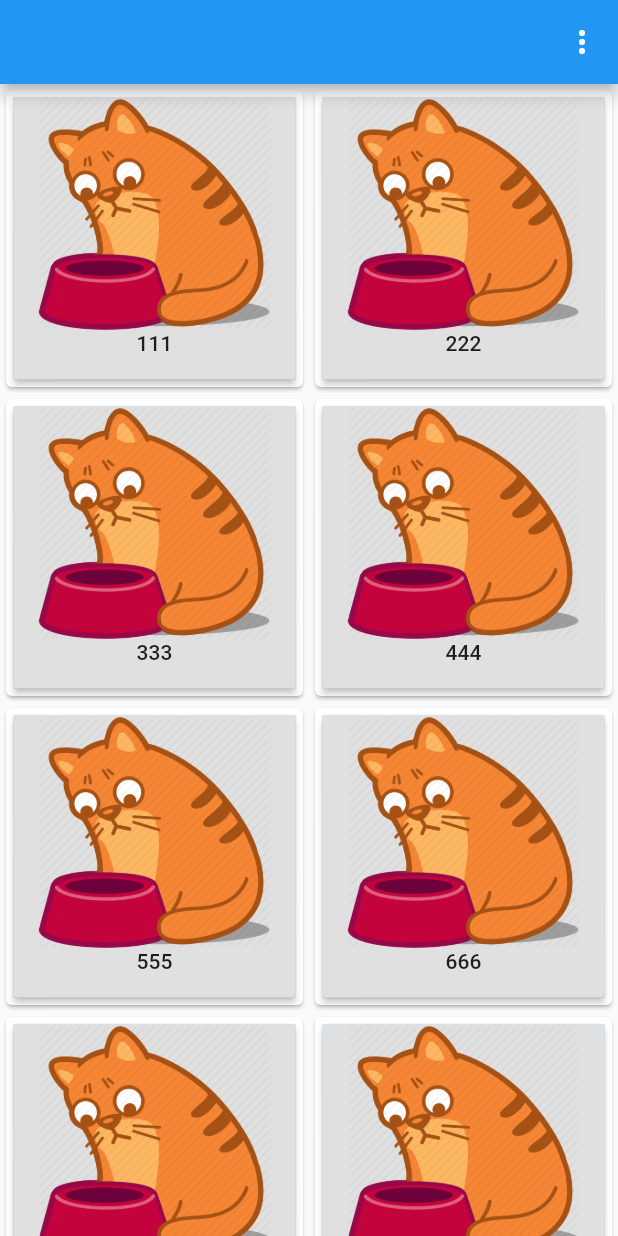
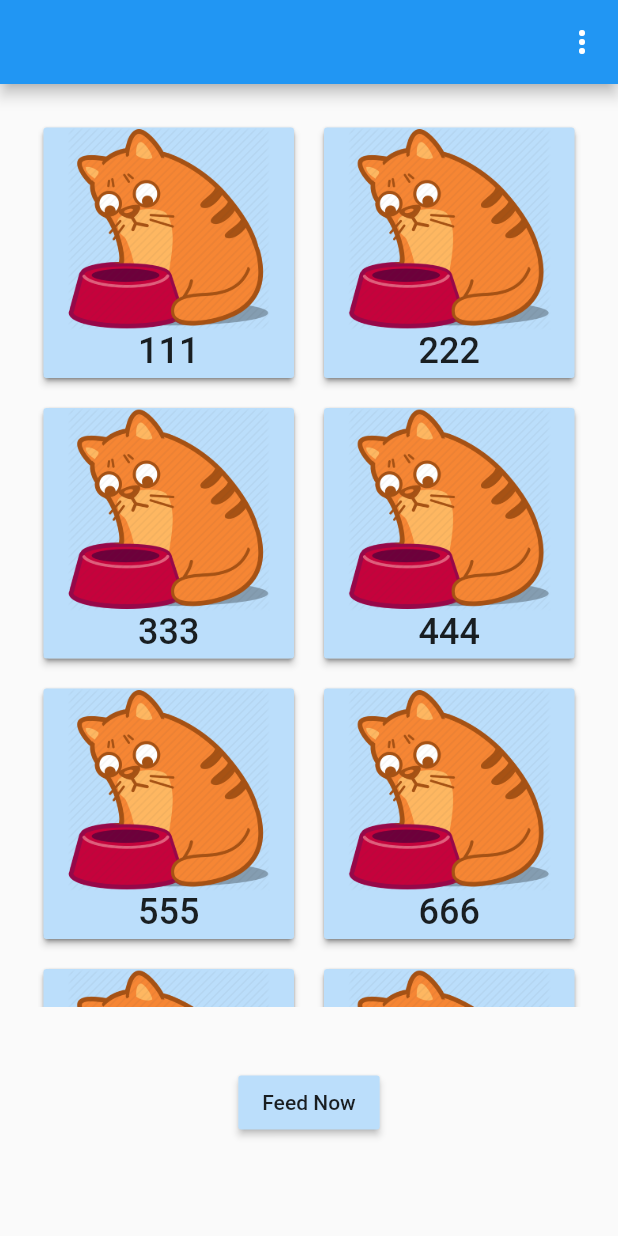
Before and after one commit to yonbav/Cat-Feeder, a Flutter app: the screen it shows after launch, on a phone screen of 412 x 824 dp. Run offline on Flutter 3.47's test engine with Material 2 defaults, Android fonts, the phone set to English and light mode, and no system bars; Roboto replaces fonts that are missing (Arial).

Commit message:
Adding feed button, fixing font and sizes

```diff
--- a/lib/Widgets/FeedMachineSelector/FeedMachineSelector.dart
+++ b/lib/Widgets/FeedMachineSelector/FeedMachineSelector.dart
@@ -14,16 +14,15 @@ class FeedMachineSelector extends StatelessWidget {
   @override
   Widget build(BuildContext context) {
     return Container(
-      width: MediaQuery.of(context).size.width * 0.4,
-      margin: EdgeInsets.all(5.0),
-      color: machine.isSelected ? Theme.of(context).primaryColorDark : Theme.of(context).primaryColorLight,
+      width: MediaQuery.of(context).size.width * 0.3,
       child: RaisedButton(
+          color: machine.isSelected ? Theme.of(context).primaryColor : Theme.of(context).primaryColorLight,
           child: Column(
             children: <Widget>[
               machine.isSelected
                   ? Image.asset("assets/images/machine_selected.jpeg")
                   : Image.asset("assets/images/machine_not_selected.jpeg"),
-              Text(machine.id),
+              Text(machine.id, style: TextStyle(fontSize: 24, fontFamily: "Arial"),),
             ],
           ),
           onPressed: () {
--- a/lib/Widgets/FeedMachinesList/FeedMachinesList.dart
+++ b/lib/Widgets/FeedMachinesList/FeedMachinesList.dart
@@ -12,8 +12,11 @@ class FeedMachineList extends StatelessWidget {
   @override
   Widget build(BuildContext context) {
     return Container(
+      margin: EdgeInsets.all(25.0),
       child: GridView.count(
         crossAxisCount: 2,
+        crossAxisSpacing: 12.0,
+        mainAxisSpacing: 12.0,
         children: machines
             .map((element) => Card(
                 child: new FeedMachineSelector(
--- a/lib/Widgets/FeedMachinesManager/FeedMachineManager.dart
+++ b/lib/Widgets/FeedMachinesManager/FeedMachineManager.dart
@@ -10,19 +10,44 @@ class FeedMachineManager extends StatefulWidget {
 
 class _FeedMachineManagerState extends State<FeedMachineManager> {
   // Members
-  List<Machine> _machines = [new Machine("111"), new Machine("222"),
-  new Machine("333"), new Machine("444"),new Machine("555"), new Machine("666"),
-  new Machine("333"), new Machine("444"),new Machine("555"), new Machine("666")];
+  List<Machine> _machines = [
+    new Machine("111"),
+    new Machine("222"),
+    new Machine("333"),
+    new Machine("444"),
+    new Machine("555"),
+    new Machine("666"),
+    new Machine("777"),
+    new Machine("888"),
+    new Machine("999"),
+    new Machine("1212"),
+  ];
 
   // build
   @override
   Widget build(BuildContext context) {
     return Container(
-      child: FeedMachineList(
-        machines: _machines,
-        changeSelected: _changeMachineSelected,
+        child: Column(children: <Widget>[
+      Flexible(
+        flex: 10,
+        child: FeedMachineList(
+          machines: _machines,
+          changeSelected: _changeMachineSelected,
+        ),
       ),
-    );
+      Flexible(
+        flex: 2,
+        child: Container(
+          margin: EdgeInsets.only(top: 15.0),
+          padding: EdgeInsets.only(left: 15.0, right: 15.0),
+          child: RaisedButton(
+            color: Theme.of(context).primaryColorLight,
+            child: Text("Feed Now"),
+            onPressed: _setFeedingForSelectedDevices,
+          ),
+        ),
+      ),
+    ]));
   }
 
   // private methods
@@ -31,9 +56,10 @@ class _FeedMachineManagerState extends State<FeedMachineManager> {
       var selectedMachine =
           _machines.firstWhere((element) => element.id == machine.id);
       selectedMachine.isSelected = !selectedMachine.isSelected;
-
-      _machines.remove(selectedMachine);
-      _machines.add(selectedMachine);
     });
   }
+
+  void _setFeedingForSelectedDevices() {
+    print("Feeding now");
+  }
 }
```
